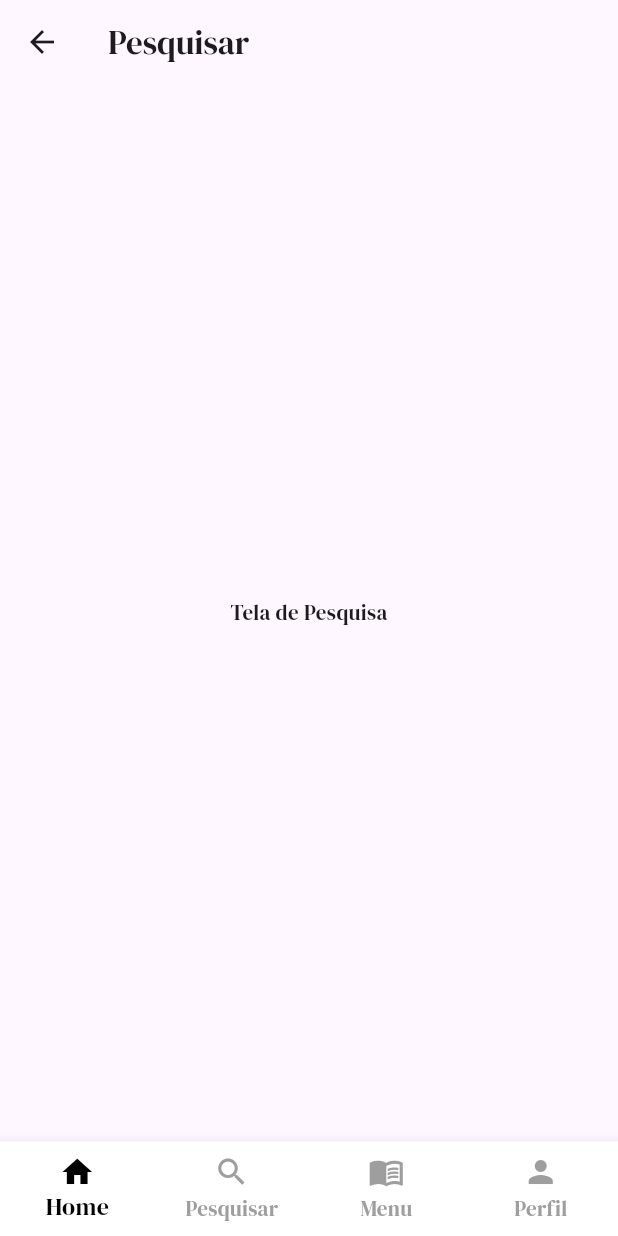
After one commit to jvsmatheus/app_receitas, a Flutter app: the screen it shows after launch, item 2 of the bottom bar chosen, on a phone screen of 412 x 824 dp. The commit adds this screen. Run offline on Flutter 3.47's test engine with Material 3 defaults, Android fonts, the phone set to English and light mode, and no system bars.

Commit message:
[FEAT]: criado redirecinamento para a page search

```diff
--- a/lib/pages/home.dart
+++ b/lib/pages/home.dart
@@ -83,7 +83,4 @@ class _HomePageState extends State<HomePage> {
       bottomNavigationBar: const MenuBarCustom(),
     );
   }
-
-
-
 }
--- /dev/null
+++ b/lib/pages/search.dart
@@ -0,0 +1,29 @@
+import 'package:app_receitas/widgets/app_bar.dart';
+import 'package:app_receitas/widgets/menu_bar.dart';
+import 'package:app_receitas/widgets/recipe_card.dart';
+import 'package:flutter/material.dart';
+
+
+import 'package:flutter/material.dart';
+
+class SearchPage extends StatefulWidget {
+  const SearchPage({super.key});
+
+  @override
+  State<SearchPage> createState() => _SearchPageState();
+}
+
+class _SearchPageState extends State<SearchPage> {
+  @override
+  Widget build(BuildContext context) {
+    return Scaffold(
+      appBar: AppBar(
+        title: const Text("Pesquisar"),
+      ),
+      body: const Center(
+        child: Text("Tela de Pesquisa"),
+      ),
+      bottomNavigationBar: const MenuBarCustom(), // Adiciona o MenuBarCustom
+    );
+  }
+}
--- a/lib/widgets/menu_bar.dart
+++ b/lib/widgets/menu_bar.dart
@@ -1,4 +1,5 @@
 import 'package:flutter/material.dart';
+import '../pages/search.dart'; // Importe a sua página de pesquisa
 
 class MenuBarCustom extends StatefulWidget {
   const MenuBarCustom({super.key});
@@ -12,21 +13,33 @@ class _MenuBarCustomState extends State<MenuBarCustom> {
 
   // Lista de telas para cada opção da bottom bar
   final List<Widget> _screens = [
-    const Center(child: Text('Home Screen')),
-    const Center(child: Text('Search Screen')),
-    const Center(child: Text('Menu')),
-    const Center(child: Text('Profile Screen')),
+    Center(child: Text('Home Screen')),
+    Center(child: Text('Search Screen')),
+    Center(child: Text('Menu')),
+    Center(child: Text('Profile Screen')),
   ];
+
+  void _onItemTapped(int index) {
+    setState(() {
+      _currentIndex = index;
+    });
+
+    // Verifica se o índice é o da página de pesquisa e navega para a SearchPage
+    if (index == 1) {
+      Navigator.push(
+        context,
+        MaterialPageRoute(
+            builder: (context) =>
+                SearchPage()), // Substitua SearchPage pelo nome da sua página de pesquisa
+      );
+    }
+  }
 
   @override
   Widget build(BuildContext context) {
     return BottomNavigationBar(
       currentIndex: _currentIndex,
-      onTap: (index) {
-        setState(() {
-          _currentIndex = index;
-        });
-      },
+      onTap: _onItemTapped,
       backgroundColor: Colors.white,
       selectedItemColor: const Color.fromARGB(255, 0, 0, 0),
       unselectedItemColor: Colors.grey,
@@ -45,8 +58,8 @@ class _MenuBarCustomState extends State<MenuBarCustom> {
           label: 'Pesquisar',
         ),
         BottomNavigationBarItem(
-        icon: Icon(Icons.menu_book),
-        label: 'Menu',
+          icon: Icon(Icons.menu_book),
+          label: 'Menu',
         ),
         BottomNavigationBarItem(
           icon: Icon(Icons.person),
```
Also changed, not shown: lib/main.dart (line endings or trailing spaces), pubspec.lock.
